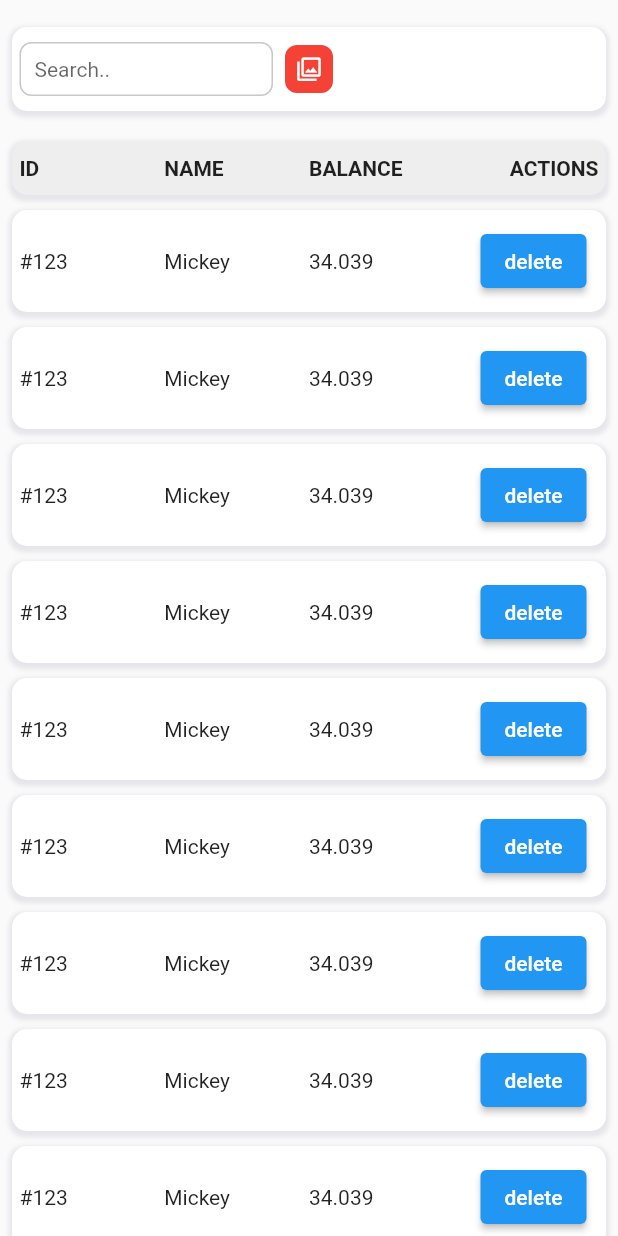
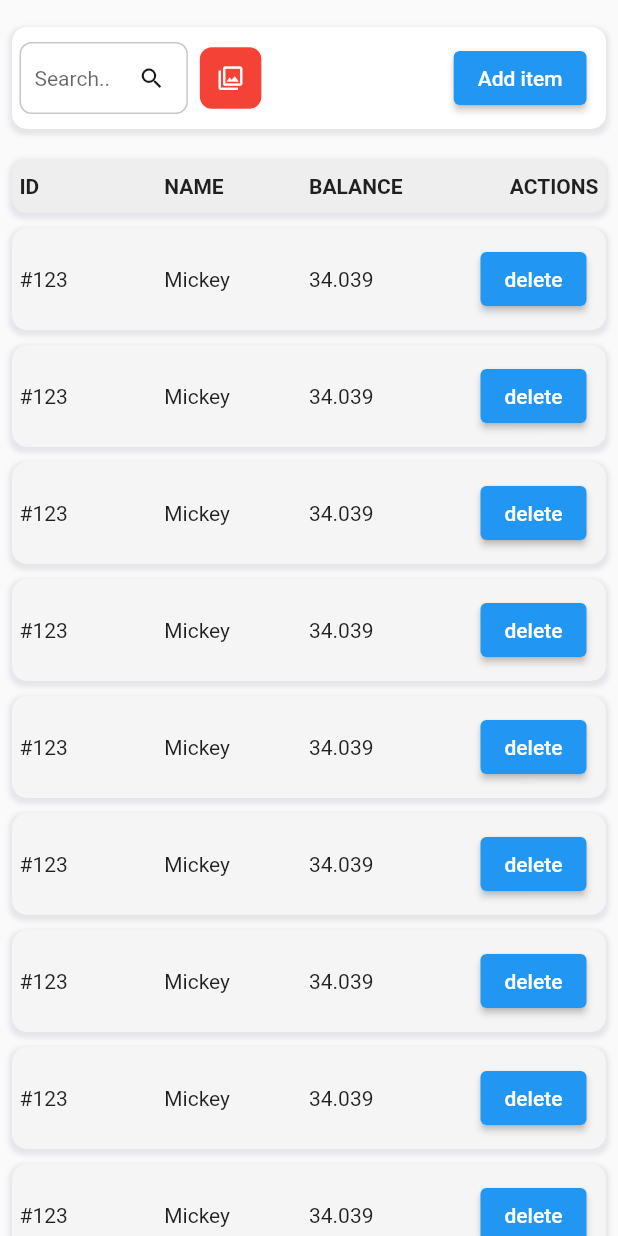
Before and after one commit to firmino2611/ai-table, a Flutter app: the screen it shows after launch, on a phone screen of 412 x 824 dp. Run offline on Flutter 3.47's test engine with Material 2 defaults, Android fonts, the phone set to English and light mode, and no system bars.

Commit message:
0.2.0-pre-release

```diff
--- a/example/lib/main.dart
+++ b/example/lib/main.dart
@@ -47,7 +47,11 @@ class _MyHomePageState extends State<MyHomePage> {
         child: Padding(
           padding: const EdgeInsets.all(8.0),
           child: AITableList(
-            settings: TableSettings(),
+            settings: TableSettings(
+              rowBackground: Colors.grey.shade100,
+              limitePerPage: 12,
+              showFilters: true,
+            ),
             filter: AITableFilter(
               filterButton: FilterButton(
                 color: Colors.red,
@@ -56,25 +60,38 @@ class _MyHomePageState extends State<MyHomePage> {
                 visible: true,
                 onClick: () {},
                 // builder: () {
-                //   return Icon(Icons.dangerous);
+                //   return Icon(Icons.search);
                 // },
               ),
               search: AIFilterHeaderSearch(
                 placeholder: 'Search..',
                 onChange: (val) {},
+                // builder: () {
+                //   return TextField();
+                // },
               ),
-              actions: [],
+              actions: [
+                Padding(
+                  padding: const EdgeInsets.symmetric(horizontal: 8.0),
+                  child: ElevatedButton(
+                    onPressed: () {},
+                    child: Text('Add item'),
+                  ),
+                ),
+              ],
             ),
             header: AITableHeader(
               background: Colors.grey.shade200,
               columns: [
                 AITableHeaderCell(
+                  visibleMobile: true,
                   child: Text(
                     'ID',
                     style: TextStyle(fontWeight: FontWeight.bold),
                   ),
                 ),
                 AITableHeaderCell(
+                  visibleMobile: true,
                   child: Text(
                     'NAME',
                     style: TextStyle(fontWeight: FontWeight.bold),
@@ -87,6 +104,7 @@ class _MyHomePageState extends State<MyHomePage> {
                   ),
                 ),
                 AITableHeaderCell(
+                  visibleMobile: true,
                   child: Text(
                     'ACTIONS',
                     style: TextStyle(fontWeight: FontWeight.bold),
@@ -96,7 +114,7 @@ class _MyHomePageState extends State<MyHomePage> {
               ],
             ),
             rows: List.generate(
-              10,
+              20,
               (index) => AITableRow(
                 onClick: (index) {},
                 cells: [
--- a/lib/src/components/ai_table_list.dart
+++ b/lib/src/components/ai_table_list.dart
@@ -1,3 +1,4 @@
+import 'package:ai_table_list/src/components/contracts/table_cell_interface.dart';
 import 'package:ai_table_list/src/components/contracts/table_filter.dart';
 import 'package:ai_table_list/src/components/contracts/table_header_interface.dart';
 import 'package:ai_table_list/src/components/contracts/table_row_interface.dart';
@@ -41,7 +42,6 @@ class _AITableListState extends State<AITableList> {
     return Column(
       children: [
         // ======================= FILTER HEADER =========================== //
-        /// Component to add filter and others actions
         Visibility(
           visible: widget.settings?.showFilters ?? true,
           child: Container(
@@ -52,10 +52,16 @@ class _AITableListState extends State<AITableList> {
               mainAxisAlignment: MainAxisAlignment.spaceBetween,
               children: [
                 Flexible(
-                  child: AITextField(
-                    placeholder: widget.filter?.search?.placeholder ?? '',
-                    onChange: widget.filter?.search?.onChange,
-                  ),
+                  child: widget.filter?.search?.builder != null
+                      ? widget.filter!.search!.builder!()
+                      : AITextField(
+                          placeholder: widget.filter?.search?.placeholder ?? '',
+                          onChange: widget.filter?.search?.onChange,
+                          sufixIcon: const Icon(
+                            Icons.search,
+                            color: AIColors.black,
+                          ),
+                        ),
                 ),
                 Visibility(
                   visible: widget.filter?.filterButton?.visible ?? true,
@@ -68,41 +74,53 @@ class _AITableListState extends State<AITableList> {
                   ),
                 ),
                 const Spacer(),
+                ..._validateShowActions,
               ],
             ),
           ),
         ),
-
-        // ====================== . FILTER HEADER =========================  //
-
         // =========================  HEADER ==============================  //
         Container(
           margin: const EdgeInsets.only(top: 10),
           padding: const EdgeInsets.symmetric(vertical: 10, horizontal: 5),
           decoration: Constants.boxDecoration(color: widget.header.background),
-          child: Row(
-            children: widget.header.columns.map<Widget>((head) {
-              return Expanded(
-                flex: 1,
-                child: Align(
-                  alignment: head.align,
-                  child: head.child,
-                ),
-              );
-            }).toList(),
-          ),
+          child: Row(children: _builderHeader),
         ),
-        // ========================= . HEADER  ============================  //
-
         // ==========================  ROWS ===============================  //
-        ..._builderRows,
-        // ========================== . ROWS  =============================  //
-
+        ..._builderRows.getRange(0, widget.settings?.limitePerPage ?? 10),
         // ====================== PAGINATE ================================= //
         // todo: coming son...
-        // ==================== . PAGINATE ================================= //
       ],
     );
+  }
+
+  get _validateShowActions {
+    if (widget.filter?.actions != null) {
+      return widget.filter!.actions;
+    }
+    return [];
+  }
+
+  get _builderHeader {
+    final headers = <Widget>[];
+
+    for (TableHeaderCell head in widget.header.columns) {
+      final widthScreen = MediaQuery.of(context).size.width;
+      final cell = Expanded(
+        flex: 1,
+        child: Align(
+          alignment: head.align,
+          child: head.child,
+        ),
+      );
+      if (widthScreen > 400) {
+        headers.add(cell);
+      } else if (head.visibleMobile) {
+        headers.add(cell);
+      }
+    }
+
+    return headers;
   }
 
   /// Validate content of button filters
@@ -125,6 +143,27 @@ class _AITableListState extends State<AITableList> {
   /// Generate rows of table
   List<Widget> get _builderRows {
     return widget.rows.map((row) {
+      final cells = <Widget>[];
+      final widthScreen = MediaQuery.of(context).size.width;
+
+      for (TableCellInterface cell in row.cells) {
+        final cellWidget = Expanded(
+          flex: 1,
+          child: Align(
+            alignment: cell.align,
+            child: cell.child,
+          ),
+        );
+
+        final head = widget.header.columns[row.cells.indexOf(cell)];
+
+        if (widthScreen > 400) {
+          cells.add(cellWidget);
+        } else if (head.visibleMobile) {
+          cells.add(cellWidget);
+        }
+      }
+
       return FocusableActionDetector(
         onShowHoverHighlight: (focus) {
           if (row.onHover != null) row.onHover!(widget.rows.indexOf(row));
@@ -136,17 +175,11 @@ class _AITableListState extends State<AITableList> {
           child: Container(
             margin: const EdgeInsets.only(top: 10),
             padding: const EdgeInsets.symmetric(vertical: 10, horizontal: 5),
-            decoration: Constants.boxDecoration(),
+            decoration: Constants.boxDecoration(
+              color: widget.settings?.rowBackground,
+            ),
             child: Row(
-              children: row.cells.map((cell) {
-                return Expanded(
-                  flex: 1,
-                  child: Align(
-                    alignment: cell.align,
-                    child: cell.child,
-                  ),
-                );
-              }).toList(),
+              children: cells,
             ),
           ),
         ),
@@ -161,10 +194,14 @@ class TableSettings {
   final bool showFilters;
 
   /// Control limit items per page
-  final int limitePrePage;
+  final int limitePerPage;
+
+  /// Background colors rows
+  final Color rowBackground;
 
   TableSettings({
     this.showFilters = true,
-    this.limitePrePage = 10,
+    this.limitePerPage = 10,
+    this.rowBackground = AIColors.white,
   });
 }
--- a/lib/src/components/contracts/table_filter.dart
+++ b/lib/src/components/contracts/table_filter.dart
@@ -31,9 +31,13 @@ abstract class FilterHeaderSearch {
   /// Text of hint input
   final String placeholder;
 
+  /// Build a custom component for the lookup field
+  final Widget Function()? builder;
+
   FilterHeaderSearch({
     this.onChange,
     this.placeholder = '',
+    this.builder,
   });
 }
 
--- a/lib/src/components/contracts/table_header_interface.dart
+++ b/lib/src/components/contracts/table_header_interface.dart
@@ -9,9 +9,13 @@ abstract class TableHeaderCell {
   /// Aligment of content cell
   final Alignment align;
 
+  /// Control display in mobile versions
+  final bool visibleMobile;
+
   TableHeaderCell({
     required this.child,
     this.align = Alignment.centerLeft,
+    this.visibleMobile = false,
   });
 }
 
--- a/lib/src/components/parts/ai_table_filter.dart
+++ b/lib/src/components/parts/ai_table_filter.dart
@@ -22,5 +22,8 @@ class AIFilterHeaderSearch extends FilterHeaderSearch {
 
     /// Text of hint input
     super.placeholder,
+
+    /// Build a custom component for the lookup field
+    super.builder,
   });
 }
--- a/lib/src/components/parts/ai_table_header.dart
+++ b/lib/src/components/parts/ai_table_header.dart
@@ -8,6 +8,9 @@ class AITableHeaderCell extends TableHeaderCell {
 
     /// Aligment of content cell
     super.align,
+
+    /// Control display in mobile versions
+    super.visibleMobile,
   });
 }
 
--- a/lib/src/utils/components/ai_icon_button.dart
+++ b/lib/src/utils/components/ai_icon_button.dart
@@ -52,7 +52,7 @@ class AIIconButton extends StatelessWidget {
         width: iconSize != null ? 60 : null,
         height: iconSize != null ? 60 : null,
         padding: EdgeInsets.all(
-          shape == IconButtonShape.rounded ? 7.5 : 10,
+          shape == IconButtonShape.rounded ? 12 : 10,
         ),
         child: Icon(
           icon,
```
Also changed, not shown: 2 other files.
